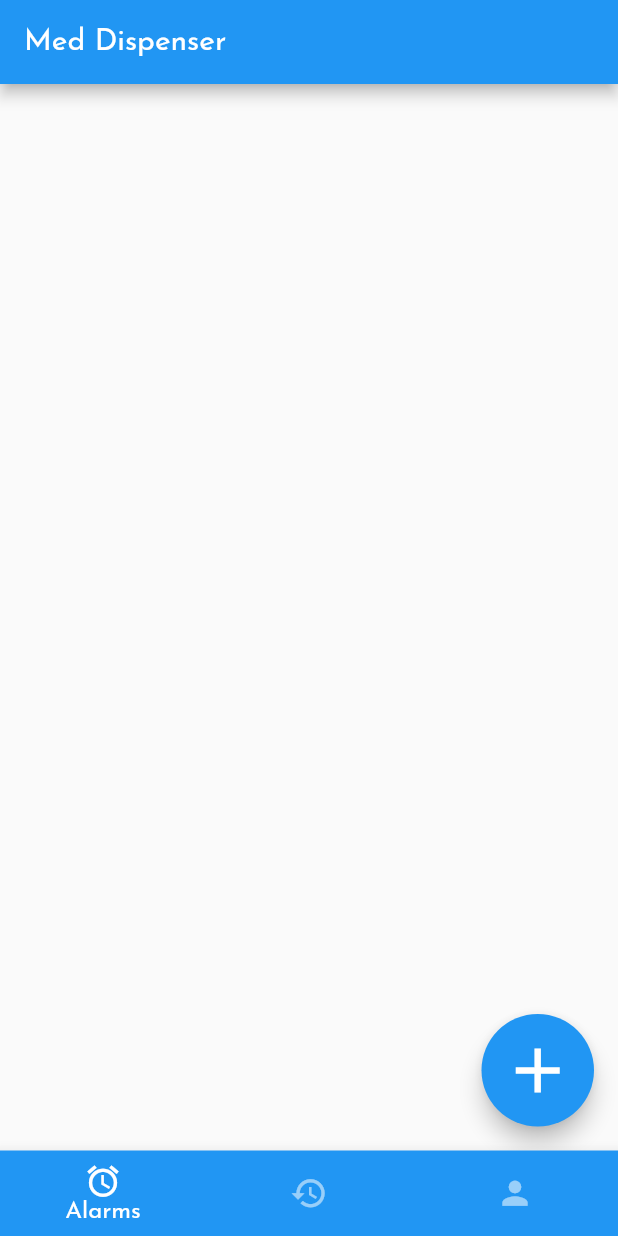
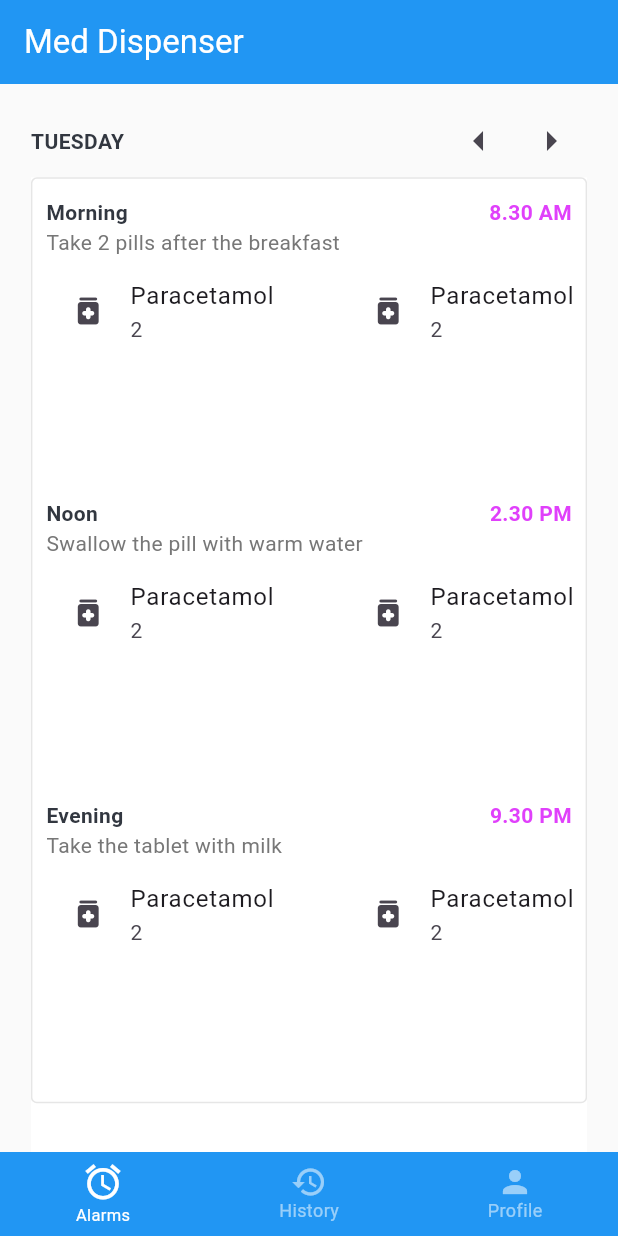
Before and after one commit to sam17012k1/MedDispenser, a Flutter app: the screen it shows after launch, on a phone screen of 412 x 824 dp. Run offline on Flutter 3.47's test engine with Material 2 defaults, Android fonts, the phone set to English and light mode, and no system bars; drawn by our look-alikes of firebase_database.

Commit message:
Alarm page created

```diff
--- a/lib/main.dart
+++ b/lib/main.dart
@@ -1,28 +1,22 @@
 import 'dart:async';
-import 'package:alarms_app/alarms_page.dart';
-import 'package:alarms_app/home_page.dart';
+import 'package:alarms_app/pages/homePage/homepage.dart';
 import 'package:flutter/material.dart';
-import 'package:firebase_core/firebase_core.dart';
 
 
 Future<void> main() async {
-  WidgetsFlutterBinding.ensureInitialized();
-  await Firebase.initializeApp();
-  runApp(MyApp());
+  runApp(const MyApp());
 }
 
 class MyApp extends StatelessWidget {
-  static final navigatorKey = new GlobalKey<NavigatorState>();
+  const MyApp({Key? key}) : super(key: key);
 
-  // This widget is the root of your application.
   @override
   Widget build(BuildContext context) {
     return MaterialApp(
       title: 'Flutter Alarm',
-      home: HomePage(),
-     // navigatorKey: navigatorKey,
+      home: const HomePage(),
       theme: ThemeData(
-        fontFamily: 'JosefinSans',
+        useMaterial3: true,
       ),
     );
   }
--- /dev/null
+++ b/lib/pages/alarmsPage/alarmspage.dart
@@ -0,0 +1,36 @@
+import 'package:alarms_app/pages/alarmsPage/constants.dart';
+import 'package:flutter/material.dart';
+import './widgets.dart';
+
+class AlarmsPage extends StatefulWidget {
+  const AlarmsPage({Key? key}) : super(key: key);
+
+  @override
+  State<AlarmsPage> createState() => _AlarmsPageState();
+}
+
+class _AlarmsPageState extends State<AlarmsPage> {
+  @override
+  Widget build(BuildContext context) {
+    return Align(
+      alignment: Alignment.bottomCenter,
+      child: FractionallySizedBox(
+        heightFactor: 0.98,
+        widthFactor: 0.9,
+        child: Column(
+          children: [
+            Expanded(
+              flex: 5,
+              child: PageView(
+                scrollDirection: Axis.horizontal,
+                children: [
+                  WeeklyData(index: 1),
+                ],
+              ),
+            ),
+          ],
+        ),
+      ),
+    );
+  }
+}
--- /dev/null
+++ b/lib/pages/alarmsPage/constants.dart
@@ -0,0 +1,32 @@
+import 'package:flutter/material.dart';
+
+const kProfileBoxTitleTextStyle = TextStyle(
+  fontWeight: FontWeight.bold,
+  fontSize: 16,
+  color: Color(0xFF323740)
+);
+
+const kProfileBoxSubtitleTextStyle = TextStyle(
+  fontSize: 14,
+  fontWeight: FontWeight.w500,
+  color: Color(0xFF323740)
+);
+
+const kDayTextStyle = TextStyle(
+  fontSize: 14,
+  fontWeight: FontWeight.bold,
+  color: Color(0xFF323740)
+);
+
+
+const kPrescriptionBoxTitle = TextStyle(
+  fontSize: 14,
+  fontWeight: FontWeight.bold,
+  color: Color(0xFF323740)
+);
+
+const kPrescriptionBoxSubtitle = TextStyle(
+  fontSize: 14,
+  fontWeight: FontWeight.normal,
+  color: Color(0xFF777777)
+);
--- /dev/null
+++ b/lib/pages/alarmsPage/model.dart
@@ -0,0 +1,3 @@
+class AlarmData{
+
+}
--- /dev/null
+++ b/lib/pages/alarmsPage/widgets.dart
@@ -0,0 +1,198 @@
+import 'package:flutter/material.dart';
+import './constants.dart';
+
+class ProfileBox extends StatelessWidget {
+  const ProfileBox({
+    Key? key,
+  }) : super(key: key);
+
+  @override
+  Widget build(BuildContext context) {
+    return SizedBox(
+      width: double.infinity,
+      child: FractionallySizedBox(
+        heightFactor: 0.8,
+        alignment: Alignment.center,
+        child: Container(
+          decoration: BoxDecoration(
+            color: Colors.white,
+            borderRadius: BorderRadius.circular(4),
+            border: Border.all(color: const Color(0xFFE6E6E6))
+          ),
+          child: const Center(
+            child: ListTile(
+              leading: CircleAvatar(
+                radius: 32,
+                backgroundColor: Colors.blueAccent,
+              ),
+              title: Text('Girjesh Singh'),
+              subtitle: Text('22 | M'),
+            ),
+          ),
+        ),
+      ),
+    );
+  }
+}
+
+
+class Reminder extends StatelessWidget {
+  final String dayTime, time, text ;
+  const Reminder({
+    required this.dayTime,
+    required this.time,
+    required this.text,
+    Key? key,
+  }) : super(key: key);
+
+  @override
+  Widget build(BuildContext context) {
+    return Column(
+      crossAxisAlignment: CrossAxisAlignment.start,
+      children: [
+        Row(
+          children: [
+            Text(dayTime,style: kPrescriptionBoxTitle),
+            const Spacer(),
+            Text(time, style: kPrescriptionBoxTitle.copyWith(color: Colors.purpleAccent),)
+          ],
+        ),
+        Text(text, style: kPrescriptionBoxSubtitle),
+        Expanded(
+          child: ListView(
+            scrollDirection: Axis.horizontal,
+            children: const [
+              SizedBox(
+                width: 200,
+                child: ListTile(
+                  minLeadingWidth: 0,
+                  leading: Icon(Icons.medication_rounded),
+                  title: Text('Paracetamol'),
+                  subtitle: Text('2'),
+                ),
+              ),
+              SizedBox(
+                width: 200,
+                child: ListTile(
+                  minLeadingWidth: 0,
+                  leading: Icon(Icons.medication_rounded),
+                  title: Text('Paracetamol'),
+                  subtitle: Text('2'),
+                ),
+              ),
+            ],
+          ),
+        )
+      ],
+    );
+  }
+}
+
+
+
+class WeeklyData extends StatefulWidget {
+
+  final int index ;
+  final List day = [
+    'MONDAY',
+    'TUESDAY',
+    'WEDNESDAY',
+    'THURSDAY',
+    'FRIDAY',
+    'SATURDAY',
+    'SUNDAY',
+  ];
+
+  WeeklyData({
+    required this.index,
+    Key? key,
+  }) : super(key: key);
+
+  @override
+  State<WeeklyData> createState() => _WeeklyDataState();
+}
+
+class _WeeklyDataState extends State<WeeklyData> {
+
+  late int _index ;
+  @override
+  void initState() {
+    super.initState();
+    _index = widget.index;
+  }
+  @override
+  Widget build(BuildContext context) {
+    return Column(
+      crossAxisAlignment: CrossAxisAlignment.start,
+      children: [
+        Row(
+          children: [
+            Text(widget.day[_index], style: kDayTextStyle,),
+            const Spacer(),
+            Row(
+              children: [
+                IconButton(
+                  icon: const Icon(Icons.arrow_left, size: 32,),
+                  onPressed: (){
+                    setState(() {
+                      _index = (_index-1)%7;
+                    });
+                  },
+                ),
+                IconButton(
+                  icon: const Icon(Icons.arrow_right, size: 32,),
+                  onPressed: (){
+                    setState(() {
+                      _index = (_index+1)%7;
+                    });
+                  },
+                ),
+              ],
+            )
+          ],
+        ),
+        const Expanded(
+          flex: 16,
+          child: DayData(),
+        ),
+      ],
+    );
+  }
+}
+
+class DayData extends StatelessWidget {
+  const DayData({
+    Key? key,
+  }) : super(key: key);
+
+  @override
+  Widget build(BuildContext context) {
+    return Container(
+      color: Colors.white,
+      width: double.infinity,
+      child: FractionallySizedBox(
+        heightFactor: 0.95,
+        alignment: Alignment.topCenter,
+        child: Container(
+          width: double.infinity,
+          decoration: BoxDecoration(
+            borderRadius: BorderRadius.circular(4),
+            border: Border.all(color: const Color(0xFFE6E6E6)),
+          ),
+          child: FractionallySizedBox(
+            widthFactor: 0.95,
+            heightFactor: 0.98,
+            alignment: Alignment.bottomCenter,
+            child: Column(
+              children: const [
+                Expanded(child: Reminder(dayTime: 'Morning', time: '8.30 AM', text: 'Take 2 pills after the breakfast',)),
+                Expanded(child: Reminder(dayTime: 'Noon', time: '2.30 PM', text: 'Swallow the pill with warm water',)),
+                Expanded(child: Reminder(dayTime: 'Evening', time: '9.30 PM', text: 'Take the tablet with milk',)),
+              ],
+            ),
+          ),
+        ),
+      ),
+    );
+  }
+}
--- a/lib/home_page.dart
+++ b/lib/pages/homePage/homepage.dart
@@ -1,5 +1,5 @@
-import 'package:alarms_app/alarms_page.dart';
 import 'package:flutter/material.dart';
+import 'package:alarms_app/pages/alarmsPage/alarmspage.dart';
 
 class HomePage extends StatefulWidget {
   const HomePage({Key? key}) : super(key: key);
@@ -12,31 +12,40 @@ class _HomePageState extends State<HomePage> {
   int currIndex=0;
 
   final screens=[
-    AlarmsScreen(),
-    Center(child: Text("History",style: TextStyle(fontSize: 25)),),
-    Center(child: Text("Profile",style: TextStyle(fontSize: 25)),),
+    const Center(child: Text("History",style: TextStyle(fontSize: 25)),),
+    const Center(child: Text("Profile",style: TextStyle(fontSize: 25)),),
   ];
 
   @override
   Widget build(BuildContext context) {
     return Scaffold(
+      backgroundColor: const Color(0xFFFAFAFA),
       appBar: AppBar(
-        title: Text("Med Dispenser"),
+        elevation: 0,
+        backgroundColor: Colors.blue,
+        foregroundColor: Colors.white,
+        title: const Text("Med Dispenser"),
       ),
-      body: screens[currIndex],
+      body: IndexedStack(
+        index: currIndex,
+        children: const [
+          AlarmsPage(),
+          Center(child: Text("History",style: TextStyle(fontSize: 25)),),
+          Center(child: Text("Profile",style: TextStyle(fontSize: 25)),),
+        ],
+      ),
       bottomNavigationBar: BottomNavigationBar(
         currentIndex: currIndex,
         onTap: (index) => setState(() {
           currIndex=index;
         }),
-        iconSize: 25,
-        selectedFontSize: 16,
-        unselectedFontSize: 10,
-        showUnselectedLabels: false,
         backgroundColor: Colors.blue,
         selectedItemColor: Colors.white,
         unselectedItemColor: Colors.white54,
-        items: [
+        elevation: 0,
+        selectedFontSize: 11,
+        selectedIconTheme: const IconThemeData(size: 28),
+        items: const [
           BottomNavigationBarItem(icon: Icon(Icons.alarm),label: 'Alarms'),
           BottomNavigationBarItem(icon: Icon(Icons.history),label: 'History'),
           BottomNavigationBarItem(icon: Icon(Icons.person), label: 'Profile'),
```
Also changed, not shown: lib/pages/alarmsPage/api.dart (added), pubspec.lock, 7 other files.
